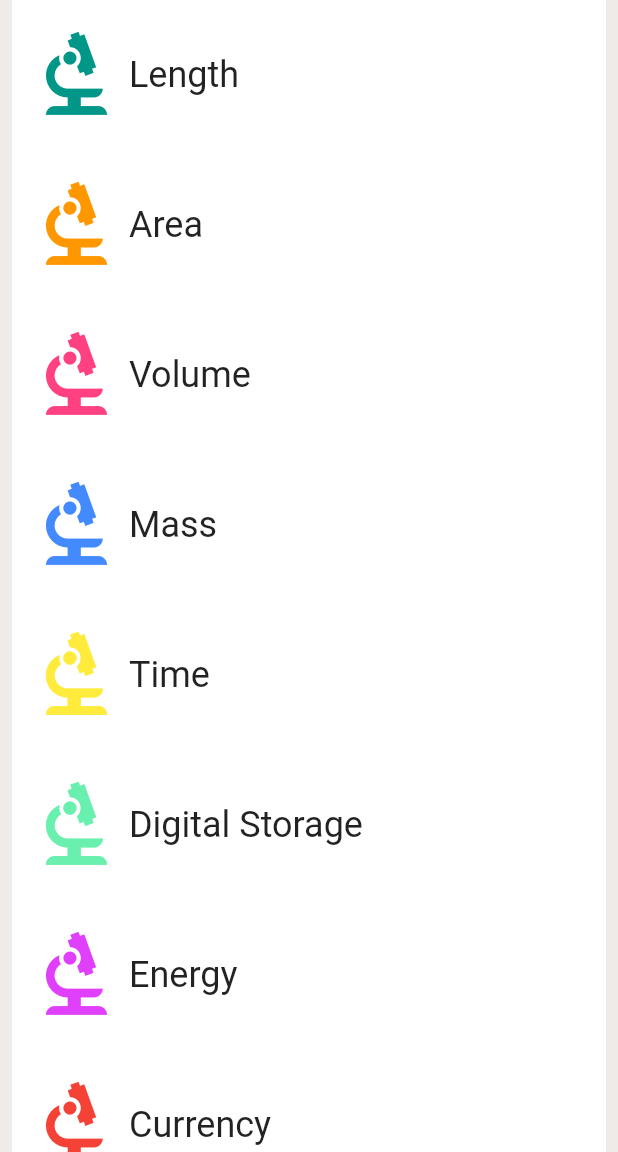
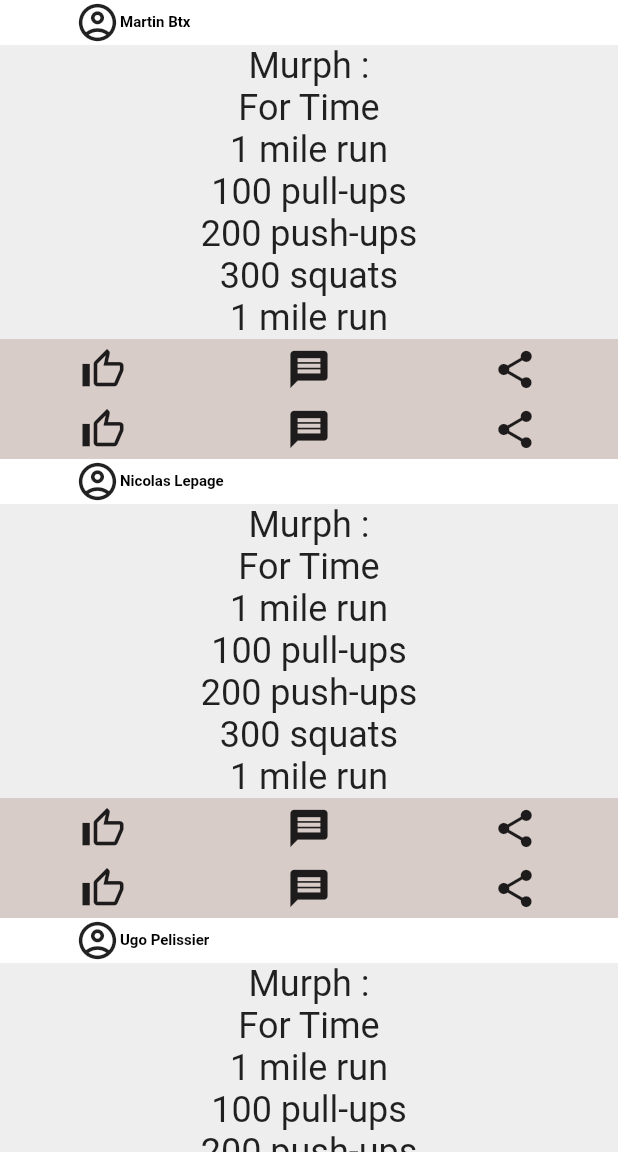
Before and after one commit to nicolaslepage/crossfeed, a Flutter app: the screen it shows after launch, on a phone screen of 412 x 824 dp, the part 84-1236 px from its top. Run offline on Flutter 3.47's test engine with Material 2 defaults, Android fonts, the phone set to English and light mode, and no system bars.

Commit message:
second commit with first feed instances

```diff
--- a/lib/category.dart
+++ b/lib/category.dart
@@ -6,8 +6,16 @@
 // https://www.dartlang.org/guides/language/effective-dart/style#ordering
 import 'package:flutter/material.dart';
 
-const _rowHeight = 100.0;
-final _borderRadius = BorderRadius.circular(_rowHeight / 2);
+const _rowHeight = 500.0;
+
+const String someText =
+    "Murph :\n"
+    "For Time\n"
+    "1 mile run\n"
+    "100 pull-ups\n"
+    "200 push-ups\n"
+    "300 squats\n"
+    "1 mile run";
 
 /// A custom [Category] widget.
 ///
@@ -15,7 +23,6 @@ final _borderRadius = BorderRadius.circular(_rowHeight / 2);
 /// a colored [InkWell] animation.
 class Category extends StatelessWidget {
   final String name;
-  final ColorSwatch color;
   final IconData iconLocation;
 
   /// Creates a [Category].
@@ -26,7 +33,6 @@ class Category extends StatelessWidget {
   const Category({
     Key? key,
     required this.name,
-    required this.color,
     required this.iconLocation,
   }) : super(key: key);
 
@@ -42,46 +48,99 @@ class Category extends StatelessWidget {
     // TODO: Build the custom widget here, referring to the Specs.
     return Material(
       color: Colors.white,
-      child: SizedBox(
-        height: _rowHeight,
-        child: InkWell(
-          borderRadius: _borderRadius,
-          highlightColor: color,
-          splashColor: color,
-          // We can use either the () => function() or the () { function(); }
-          // syntax.
-          onTap: () {
-            print('I was tapped!');
-          },
-          child: Padding(
-            padding: const EdgeInsets.all(8.0),
-            child: Row(
-              crossAxisAlignment: CrossAxisAlignment.stretch,
-              // There are two ways to denote a list: `[]` and `List()`.
-              // Prefer to use the literal syntax, i.e. `[]`, instead of `List()`.
-              // You can add the type argument if you'd like, i.e. <Widget>[].
-              // See https://www.dartlang.org/guides/language/effective-dart/usage#do-use-collection-literals-when-possible
-              children: [
+      child: Column(
+        children : [
+          Row(
+            children : [
             Padding(
-                  padding: const EdgeInsets.all(0.0),
+              padding: const EdgeInsets.only(left: 50.0),
               child: Icon(
                 iconLocation,
-                    size: 70.0,
-                    color: color,
+                size: 30.0,
               ),
             ),
             Center(
               child: Text(
                 name,
                 textAlign: TextAlign.center,
+                style: const TextStyle(fontSize: 10, color: Colors.black, fontWeight: FontWeight.bold),
+              ),
+            ),
+            ]
+          ),
+          Container(
+            color: Colors.grey[200],
+            child :
+            Center(
+              child: Text(
+                someText,
+                textAlign: TextAlign.center,
                 style: Theme.of(context).textTheme.headline5,
               ),
             ),
-              ],
+          ),
+          Container(
+            color: Colors.brown[100],
+            child:
+            Row(
+                mainAxisAlignment: MainAxisAlignment.spaceAround,
+                children : const [
+                  Padding(
+                    padding: EdgeInsets.all(5.0),
+                    child: Icon(
+                      Icons.thumb_up_alt_outlined,
+                      size: 30.0,
                     ),
                   ),
+                  Padding(
+                    padding: EdgeInsets.all(5.0),
+                    child: Icon(
+                      Icons.message,
+                      size: 30.0,
                     ),
                   ),
+                  Padding(
+                    padding: EdgeInsets.all(5.0),
+                    child: Icon(
+                      Icons.share,
+                      size: 30.0,
+                    ),
+                  ),
+                ]
+            ),
+          ),
+          Container(
+            color: Colors.brown[100],
+            child:
+              Row(
+                mainAxisAlignment: MainAxisAlignment.spaceAround,
+                children : const [
+                  Padding(
+                    padding: EdgeInsets.all(5.0),
+                    child: Icon(
+                      Icons.thumb_up_alt_outlined,
+                      size: 30.0,
+                    ),
+                  ),
+                  Padding(
+                    padding: EdgeInsets.all(5.0),
+                    child: Icon(
+                      Icons.message,
+                      size: 30.0,
+                    ),
+                  ),
+                  Padding(
+                    padding: EdgeInsets.all(5.0),
+                    child: Icon(
+                      Icons.share,
+                      size: 30.0,
+                    ),
+                  ),
+                ]
+            ),
+          ),
+        ]
+      )
     );
   }
 }
--- a/lib/category_route.dart
+++ b/lib/category_route.dart
@@ -19,25 +19,13 @@ class CategoryRoute extends StatelessWidget {
   const CategoryRoute({Key? key}) : super(key: key);
 
   static const _categoryNames = <String>[
-    'Length',
-    'Area',
-    'Volume',
-    'Mass',
-    'Time',
-    'Digital Storage',
-    'Energy',
-    'Currency',
-  ];
-
-  static const _baseColors = <Color>[
-    Colors.teal,
-    Colors.orange,
-    Colors.pinkAccent,
-    Colors.blueAccent,
-    Colors.yellow,
-    Colors.greenAccent,
-    Colors.purpleAccent,
-    Colors.red,
+    'Martin Btx',
+    'Nicolas Lepage',
+    'Ugo Pelissier',
+    'Mathis Egnell',
+    'Gabriele Dabbaghian',
+    'Hanane El Hadjji',
+    'Raphael Toledano',
   ];
 
   /// Makes the correct number of rows for the list view.
@@ -57,14 +45,13 @@ class CategoryRoute extends StatelessWidget {
     for (var i = 0; i < _categoryNames.length; i++) {
       categories.add(Category(
         name: _categoryNames[i],
-        color: _baseColors[i] as ColorSwatch<dynamic>,
-        iconLocation: Icons.biotech,
+        iconLocation: Icons.account_circle_outlined,
       ));
     }
 
     final listView = Container(
       color: _backgroundColor,
-      padding: const EdgeInsets.symmetric(horizontal: 8.0),
+      padding: const EdgeInsets.symmetric(vertical: 0.0),
       child: _buildCategoryWidgets(categories),
     );
 
```
Lines whose indentation alone changed are shown as unchanged.
